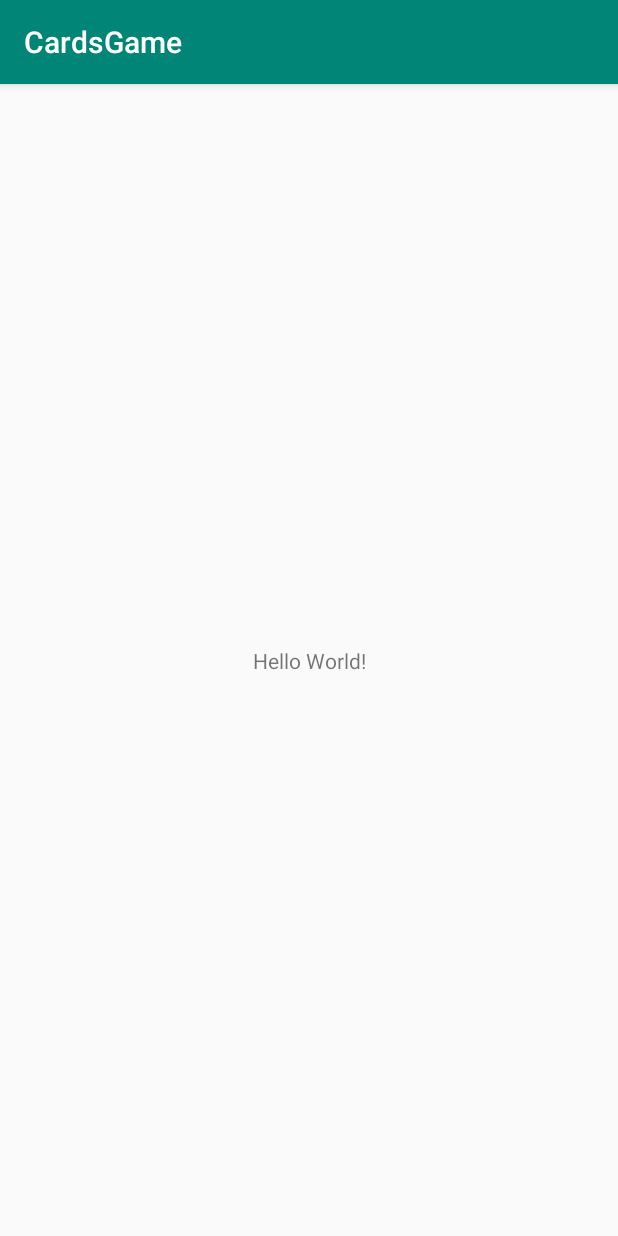
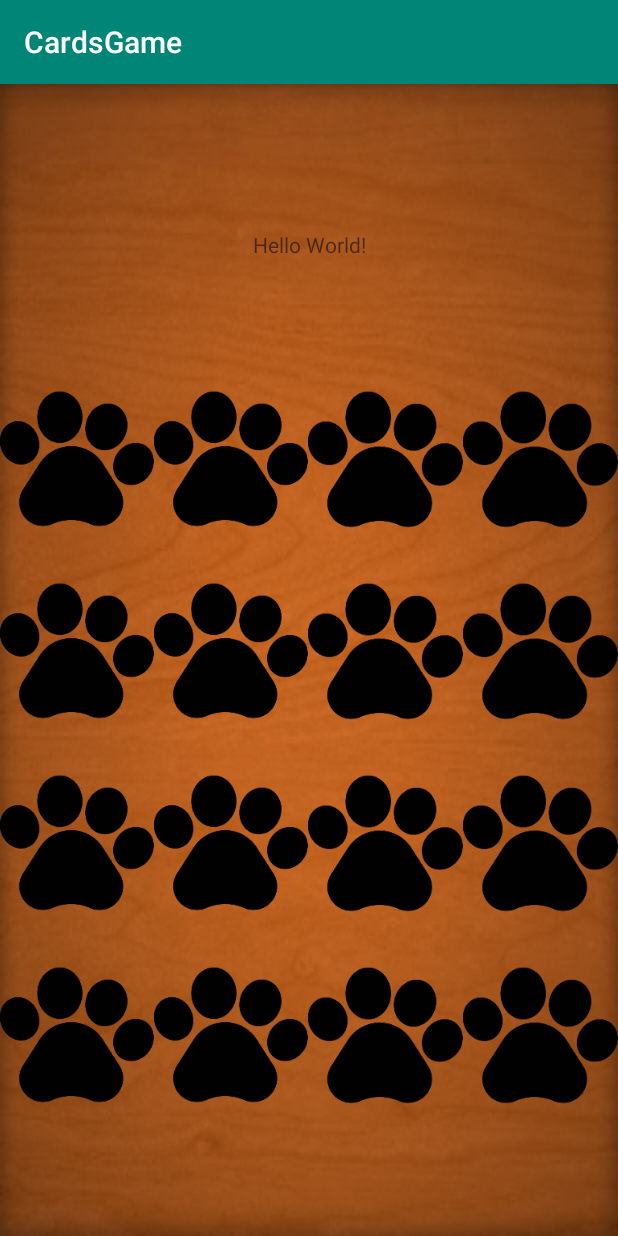
Before and after one commit to moathhaytham/CardsGame, an Android app: the screen it shows after launch (MainActivity), on a phone screen of 412 x 824 dp. Run offline under Robolectric (Android 15) with nearby library versions, the phone set to English and light mode, and no system bars.

Commit message:
tiles aligned

```diff
--- a/app/src/main/res/layout/activity_main.xml
+++ b/app/src/main/res/layout/activity_main.xml
@@ -4,15 +4,30 @@
     xmlns:tools="http://schemas.android.com/tools"
     android:layout_width="match_parent"
     android:layout_height="match_parent"
+    android:background="@drawable/backgound"
     tools:context=".MainActivity">
 
     <TextView
+        android:id="@+id/textView"
         android:layout_width="wrap_content"
         android:layout_height="wrap_content"
         android:text="Hello World!"
         app:layout_constraintBottom_toBottomOf="parent"
         app:layout_constraintLeft_toLeftOf="parent"
         app:layout_constraintRight_toRightOf="parent"
+        app:layout_constraintTop_toTopOf="parent"
+        app:layout_constraintVertical_bias="0.13" />
+
+    <include
+        android:id="@+id/include"
+        layout="@layout/x8images"
+        android:layout_width="wrap_content"
+        android:layout_height="wrap_content"
+        android:layout_marginTop="116dp"
+        app:layout_constraintBottom_toBottomOf="parent"
+        app:layout_constraintEnd_toEndOf="parent"
+        app:layout_constraintHorizontal_bias="0.0"
+        app:layout_constraintStart_toStartOf="parent"
         app:layout_constraintTop_toTopOf="parent" />
 
 </androidx.constraintlayout.widget.ConstraintLayout>
--- a/app/src/main/res/layout/x8images.xml
+++ b/app/src/main/res/layout/x8images.xml
@@ -3,11 +3,176 @@
     android:layout_width="match_parent"
     android:layout_height="match_parent"
     android:orientation="vertical"
-    android:weightSum="3">
+    android:weightSum="4">
+
 
     <LinearLayout
         android:layout_width="match_parent"
         android:layout_height="match_parent"
         android:orientation="horizontal"
-        android:weightSum="3"></LinearLayout>
+        android:layout_weight="1"
+        android:weightSum="4">
+
+        <ImageView
+            android:id="@+id/paw1"
+            android:layout_width="0dp"
+            android:layout_height="match_parent"
+            android:layout_weight="1"
+            android:scaleType="centerInside"
+            android:src="@drawable/pawprint" />
+
+        <ImageView
+            android:id="@+id/paw2"
+            android:layout_width="0dp"
+            android:layout_height="match_parent"
+            android:layout_weight="1"
+            android:scaleType="centerInside"
+            android:src="@drawable/pawprint" />
+
+        <ImageView
+            android:id="@+id/paw3"
+            android:layout_width="0dp"
+            android:layout_height="match_parent"
+            android:layout_weight="1"
+            android:scaleType="centerInside"
+            android:src="@drawable/pawprint" />
+
+        <ImageView
+            android:id="@+id/paw4"
+            android:layout_width="0dp"
+            android:layout_height="match_parent"
+            android:layout_weight="1"
+            android:scaleType="centerInside"
+            android:src="@drawable/pawprint" />
+
+
+    </LinearLayout>
+
+    <LinearLayout
+        android:layout_width="match_parent"
+        android:layout_height="match_parent"
+        android:orientation="horizontal"
+        android:layout_weight="1"
+        android:weightSum="4">
+
+        <ImageView
+            android:id="@+id/paw5"
+            android:layout_width="0dp"
+            android:layout_height="match_parent"
+            android:layout_weight="1"
+            android:scaleType="centerInside"
+            android:src="@drawable/pawprint" />
+
+        <ImageView
+            android:id="@+id/paw6"
+            android:layout_width="0dp"
+            android:layout_height="match_parent"
+            android:layout_weight="1"
+            android:scaleType="centerInside"
+            android:src="@drawable/pawprint" />
+
+        <ImageView
+            android:id="@+id/paw7"
+            android:layout_width="0dp"
+            android:layout_height="match_parent"
+            android:layout_weight="1"
+            android:scaleType="centerInside"
+            android:src="@drawable/pawprint" />
+
+        <ImageView
+            android:id="@+id/paw8"
+            android:layout_width="0dp"
+            android:layout_height="match_parent"
+            android:layout_weight="1"
+            android:scaleType="centerInside"
+            android:src="@drawable/pawprint" />
+
+
+    </LinearLayout>
+
+
+    <LinearLayout
+        android:layout_width="match_parent"
+        android:layout_height="match_parent"
+        android:orientation="horizontal"
+        android:layout_weight="1"
+        android:weightSum="4">
+
+        <ImageView
+            android:id="@+id/paw9"
+            android:layout_width="0dp"
+            android:layout_height="match_parent"
+            android:layout_weight="1"
+            android:scaleType="centerInside"
+            android:src="@drawable/pawprint" />
+
+        <ImageView
+            android:id="@+id/paw10"
+            android:layout_width="0dp"
+            android:layout_height="match_parent"
+            android:layout_weight="1"
+            android:scaleType="centerInside"
+            android:src="@drawable/pawprint" />
+
+        <ImageView
+            android:id="@+id/paw11"
+            android:layout_width="0dp"
+            android:layout_height="match_parent"
+            android:layout_weight="1"
+            android:scaleType="centerInside"
+            android:src="@drawable/pawprint" />
+
+        <ImageView
+            android:id="@+id/paw12"
+            android:layout_width="0dp"
+            android:layout_height="match_parent"
+            android:layout_weight="1"
+            android:scaleType="centerInside"
+            android:src="@drawable/pawprint" />
+
+
+    </LinearLayout>
+
+
+    <LinearLayout
+        android:layout_width="match_parent"
+        android:layout_height="match_parent"
+        android:orientation="horizontal"
+        android:layout_weight="1"
+        android:weightSum="4">
+
+        <ImageView
+            android:id="@+id/paw13"
+            android:layout_width="0dp"
+            android:layout_height="match_parent"
+            android:layout_weight="1"
+            android:scaleType="centerInside"
+            android:src="@drawable/pawprint" />
+
+        <ImageView
+            android:id="@+id/paw14"
+            android:layout_width="0dp"
+            android:layout_height="match_parent"
+            android:layout_weight="1"
+            android:scaleType="centerInside"
+            android:src="@drawable/pawprint" />
+
+        <ImageView
+            android:id="@+id/paw15"
+            android:layout_width="0dp"
+            android:layout_height="match_parent"
+            android:layout_weight="1"
+            android:scaleType="centerInside"
+            android:src="@drawable/pawprint" />
+
+        <ImageView
+            android:id="@+id/paw16"
+            android:layout_width="0dp"
+            android:layout_height="match_parent"
+            android:layout_weight="1"
+            android:scaleType="centerInside"
+            android:src="@drawable/pawprint" />
+
+
+    </LinearLayout>
 </LinearLayout>
```
